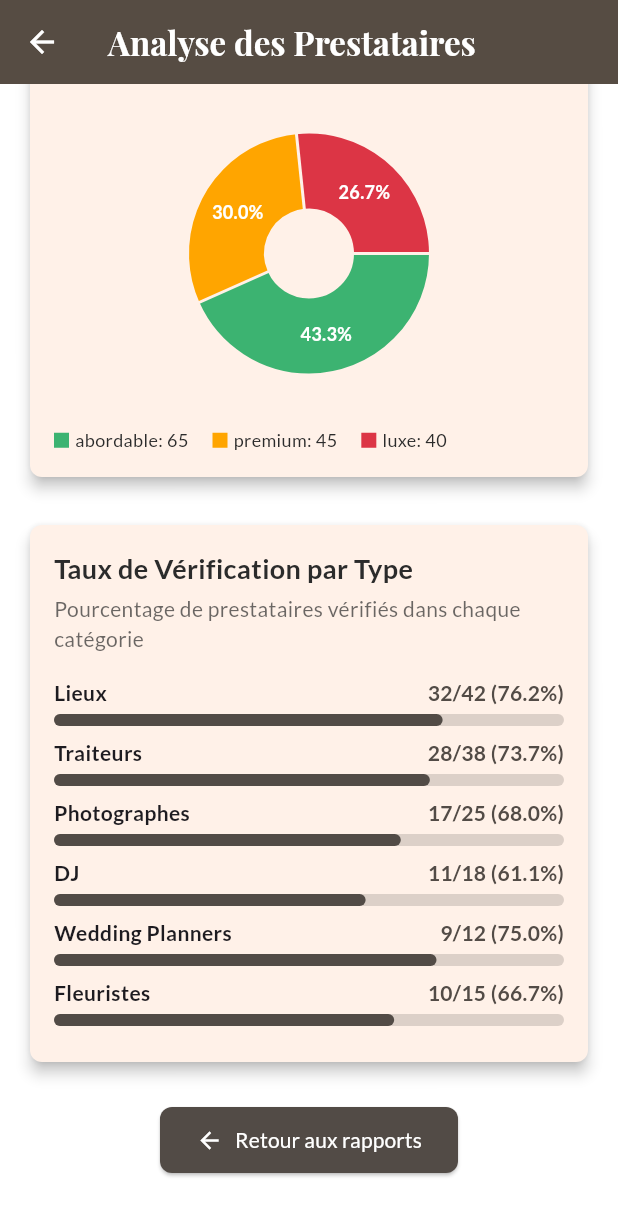
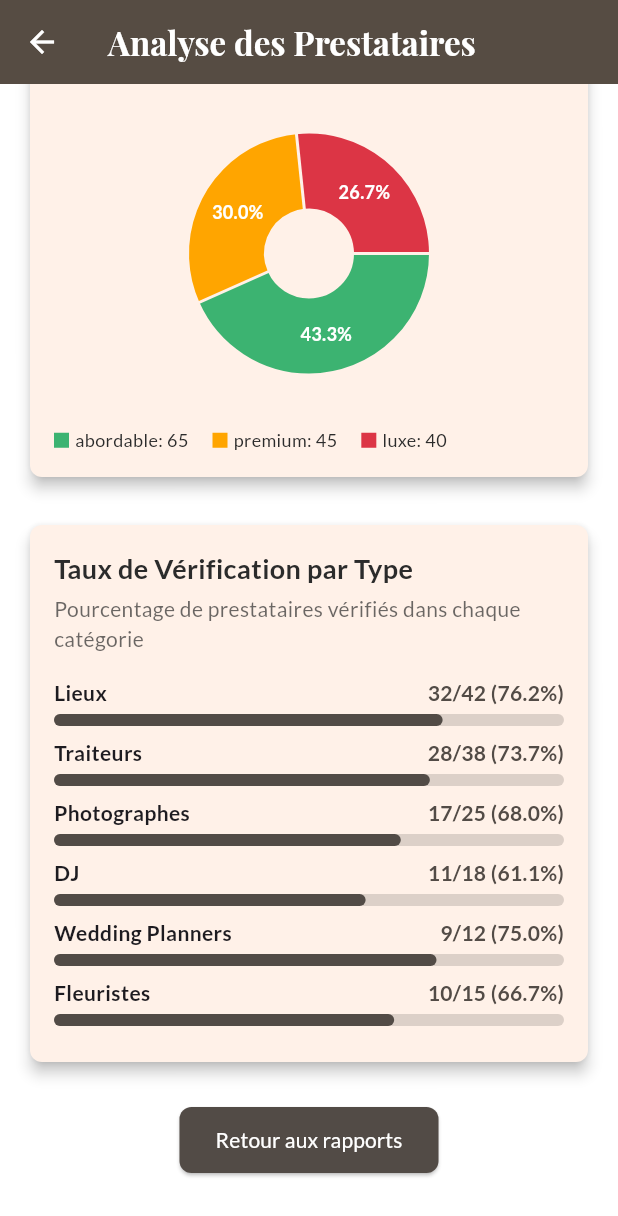
Before and after one commit to Nicocoooooo/Mariable, a Flutter app: the AdminPartnerAnalyticsScreen screen opened by its route, scrolled down 1282 dp, on a phone screen of 412 x 824 dp. Shown: the top 1216 px of the screen. Run offline on Flutter 3.47's test engine with Material 3 defaults, Android fonts, the phone set to English and light mode, and no system bars; drawn by our look-alikes of fl_chart; our stand-ins replace cached_network_image, equatable, go_router, google_fonts, image_picker, logger and 1 more; accounts and stored records are empty.

Commit message:
fix : Corrections de bugs et détails.

```diff
--- a/lib/Admin/screens/admin_partner_analytics_screen.dart
+++ b/lib/Admin/screens/admin_partner_analytics_screen.dart
@@ -339,7 +339,6 @@ class _AdminPartnerAnalyticsScreenState
             Center(
               child: ElevatedButton.icon(
                 onPressed: () => context.go(PartnerAdminRoutes.adminReports),
-                icon: const Icon(Icons.arrow_back),
                 label: const Text('Retour aux rapports'),
                 style: ElevatedButton.styleFrom(
                   backgroundColor: PartnerAdminStyles.accentColor,
--- a/lib/Admin/screens/admin_reservation_analytics_screen.dart
+++ b/lib/Admin/screens/admin_reservation_analytics_screen.dart
@@ -362,7 +362,6 @@ class _AdminReservationAnalyticsScreenState
             Center(
               child: ElevatedButton.icon(
                 onPressed: () => context.go(PartnerAdminRoutes.adminReports),
-                icon: const Icon(Icons.arrow_back),
                 label: const Text('Retour aux rapports'),
                 style: ElevatedButton.styleFrom(
                   backgroundColor: PartnerAdminStyles.accentColor,
--- a/lib/Admin/screens/admin_stats_screen.dart
+++ b/lib/Admin/screens/admin_stats_screen.dart
@@ -244,7 +244,6 @@ class _AdminStatsScreenState extends State<AdminStatsScreen> {
             Center(
               child: ElevatedButton.icon(
                 onPressed: () => context.go(PartnerAdminRoutes.adminReports),
-                icon: const Icon(Icons.assessment),
                 label: const Text('Voir plus d\'analyses'),
                 style: ElevatedButton.styleFrom(
                   backgroundColor: PartnerAdminStyles.accentColor,
```
